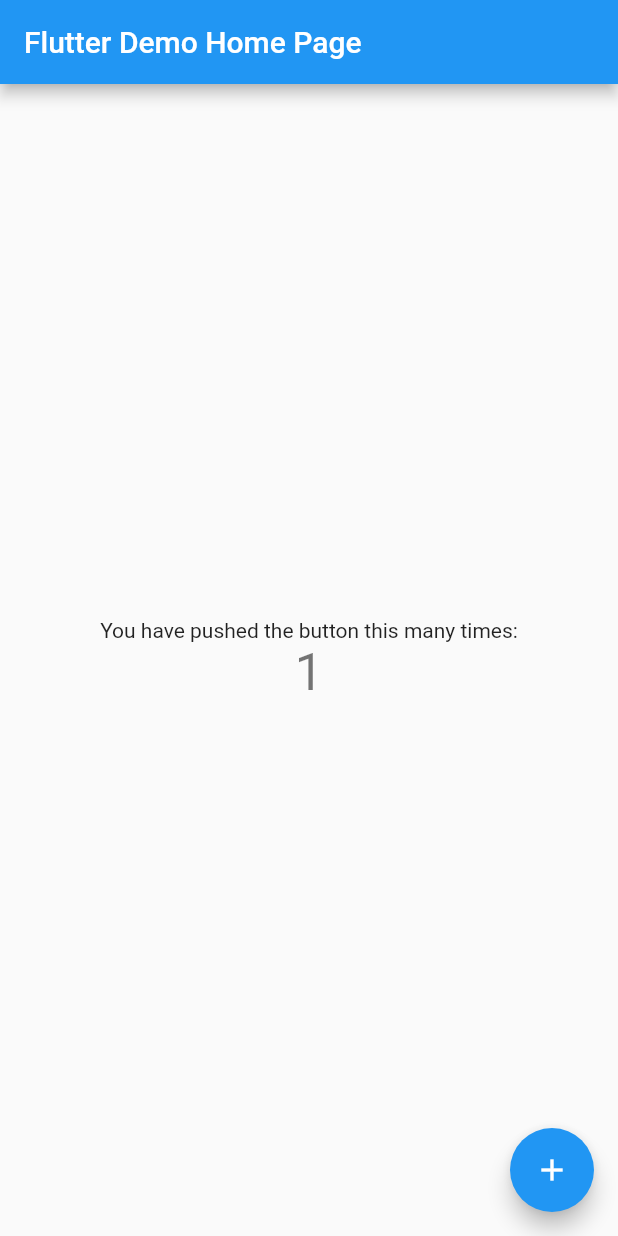
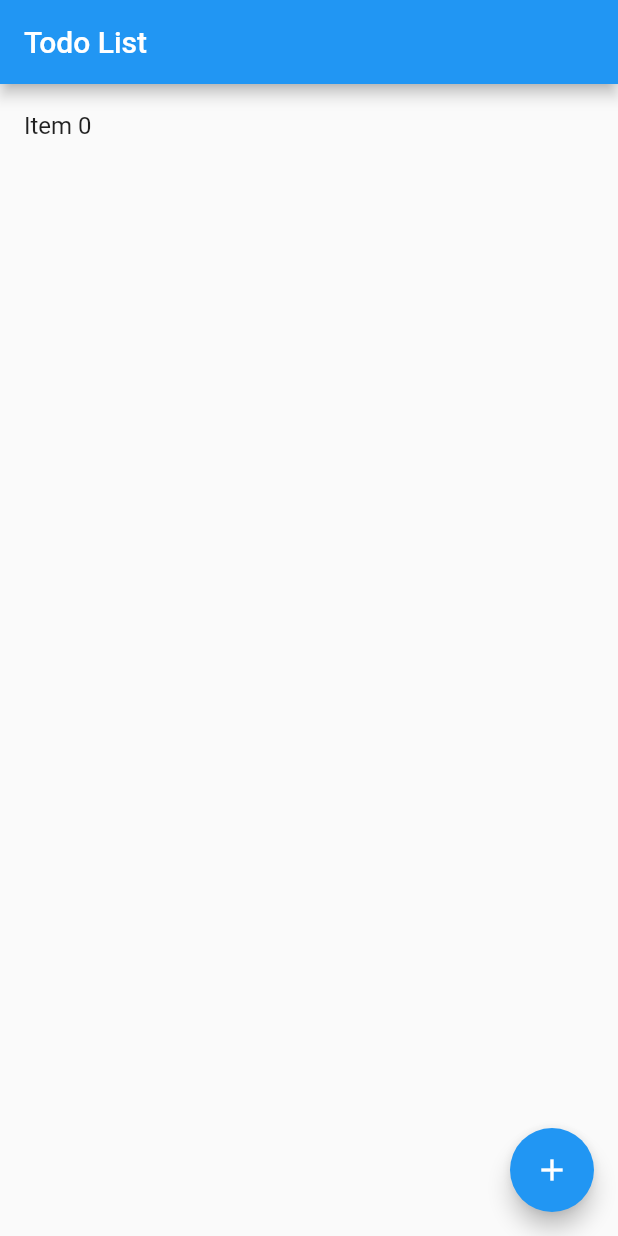
Before and after one commit to gcavalcantes/TODOit, a Flutter app: the screen it shows after launch, after a tap on the "add" icon, on a phone screen of 412 x 824 dp. Run offline on Flutter 3.47's test engine with Material 2 defaults, Android fonts, the phone set to English and light mode, and no system bars.

Commit message:
A button and lists
A button was added that creates a new item on the list.
Not tested yet.

```diff
--- a/todo_it/lib/main.dart
+++ b/todo_it/lib/main.dart
@@ -1,113 +1,68 @@
+// Import MaterialApp and other widgets which we can use to quickly create a material app
 import 'package:flutter/material.dart';
 
-void main() {
-  runApp(MyApp());
-}
+// Code written in Dart starts exectuting from the main function. runApp is part of
+// Flutter, and requires the component which will be our app's container. In Flutter,
+// every component is known as a "widget".
+void main() => runApp(new TodoApp());
 
-class MyApp extends StatelessWidget {
-  // This widget is the root of your application.
+// Every component in Flutter is a widget, even the whole app itself
+class TodoApp extends StatelessWidget {
   @override
   Widget build(BuildContext context) {
-    return MaterialApp(
-      title: 'Flutter Demo',
-      theme: ThemeData(
-        // This is the theme of your application.
-        //
-        // Try running your application with "flutter run". You'll see the
-        // application has a blue toolbar. Then, without quitting the app, try
-        // changing the primarySwatch below to Colors.green and then invoke
-        // "hot reload" (press "r" in the console where you ran "flutter run",
-        // or simply save your changes to "hot reload" in a Flutter IDE).
-        // Notice that the counter didn't reset back to zero; the application
-        // is not restarted.
-        primarySwatch: Colors.blue,
-      ),
-      home: MyHomePage(title: 'Flutter Demo Home Page'),
-    );
+    return new MaterialApp(title: 'Todo List', home: new TodoList());
   }
 }
 
-class MyHomePage extends StatefulWidget {
-  MyHomePage({Key key, this.title}) : super(key: key);
-
-  // This widget is the home page of your application. It is stateful, meaning
-  // that it has a State object (defined below) that contains fields that affect
-  // how it looks.
-
-  // This class is the configuration for the state. It holds the values (in this
-  // case the title) provided by the parent (in this case the App widget) and
-  // used by the build method of the State. Fields in a Widget subclass are
-  // always marked "final".
-
-  final String title;
-
+class TodoList extends StatefulWidget {
   @override
-  _MyHomePageState createState() => _MyHomePageState();
+  createState() => new TodoListState();
 }
 
-class _MyHomePageState extends State<MyHomePage> {
-  int _counter = 0;
+class TodoListState extends State<TodoList> {
+  List<String> _todoItems = [];
 
-  void _incrementCounter() {
+  // This will be called each time the + button is pressed
+  void _addTodoItem() {
+    // Putting our code inside "setState" tells the app that our state has changed, and
+    // it will automatically re-render the list
     setState(() {
-      // This call to setState tells the Flutter framework that something has
-      // changed in this State, which causes it to rerun the build method below
-      // so that the display can reflect the updated values. If we changed
-      // _counter without calling setState(), then the build method would not be
-      // called again, and so nothing would appear to happen.
-      _counter++;
+      int index = _todoItems.length;
+      _todoItems.add('Item ' + index.toString());
     });
+  }
+
+  // Build the whole list of todo items
+  Widget _buildTodoList() {
+    return new ListView.builder(
+      itemBuilder: (context, index) {
+        // itemBuilder will be automatically be called as many times as it takes for the
+        // list to fill up its available space, which is most likely more than the
+        // number of todo items we have. So, we need to check the index is OK.
+        if (index < _todoItems.length) {
+          return _buildTodoItem(_todoItems[index]);
+        }
+      },
+    );
+  }
+
+  // Build a single todo item
+  Widget _buildTodoItem(String todoText) {
+    return new ListTile(
+      title: new Text(todoText),
+    );
   }
 
   @override
   Widget build(BuildContext context) {
-    // This method is rerun every time setState is called, for instance as done
-    // by the _incrementCounter method above.
-    //
-    // The Flutter framework has been optimized to make rerunning build methods
-    // fast, so that you can just rebuild anything that needs updating rather
-    // than having to individually change instances of widgets.
-    return Scaffold(
-      appBar: AppBar(
-        // Here we take the value from the MyHomePage object that was created by
-        // the App.build method, and use it to set our appbar title.
-        title: Text(widget.title),
+    return new Scaffold(
+      appBar: new AppBar(title: new Text('Todo List')),
+      body: _buildTodoList(),
+      floatingActionButton: new FloatingActionButton(
+        onPressed: _addTodoItem,
+        tooltip: 'Add task',
+        child: new Icon(Icons.add),
       ),
-      body: Center(
-        // Center is a layout widget. It takes a single child and positions it
-        // in the middle of the parent.
-        child: Column(
-          // Column is also a layout widget. It takes a list of children and
-          // arranges them vertically. By default, it sizes itself to fit its
-          // children horizontally, and tries to be as tall as its parent.
-          //
-          // Invoke "debug painting" (press "p" in the console, choose the
-          // "Toggle Debug Paint" action from the Flutter Inspector in Android
-          // Studio, or the "Toggle Debug Paint" command in Visual Studio Code)
-          // to see the wireframe for each widget.
-          //
-          // Column has various properties to control how it sizes itself and
-          // how it positions its children. Here we use mainAxisAlignment to
-          // center the children vertically; the main axis here is the vertical
-          // axis because Columns are vertical (the cross axis would be
-          // horizontal).
-          mainAxisAlignment: MainAxisAlignment.center,
-          children: <Widget>[
-            Text(
-              'You have pushed the button this many times:',
-            ),
-            Text(
-              '$_counter',
-              style: Theme.of(context).textTheme.headline4,
-            ),
-          ],
-        ),
-      ),
-      floatingActionButton: FloatingActionButton(
-        onPressed: _incrementCounter,
-        tooltip: 'Increment',
-        child: Icon(Icons.add),
-      ), // This trailing comma makes auto-formatting nicer for build methods.
     );
   }
 }
```
